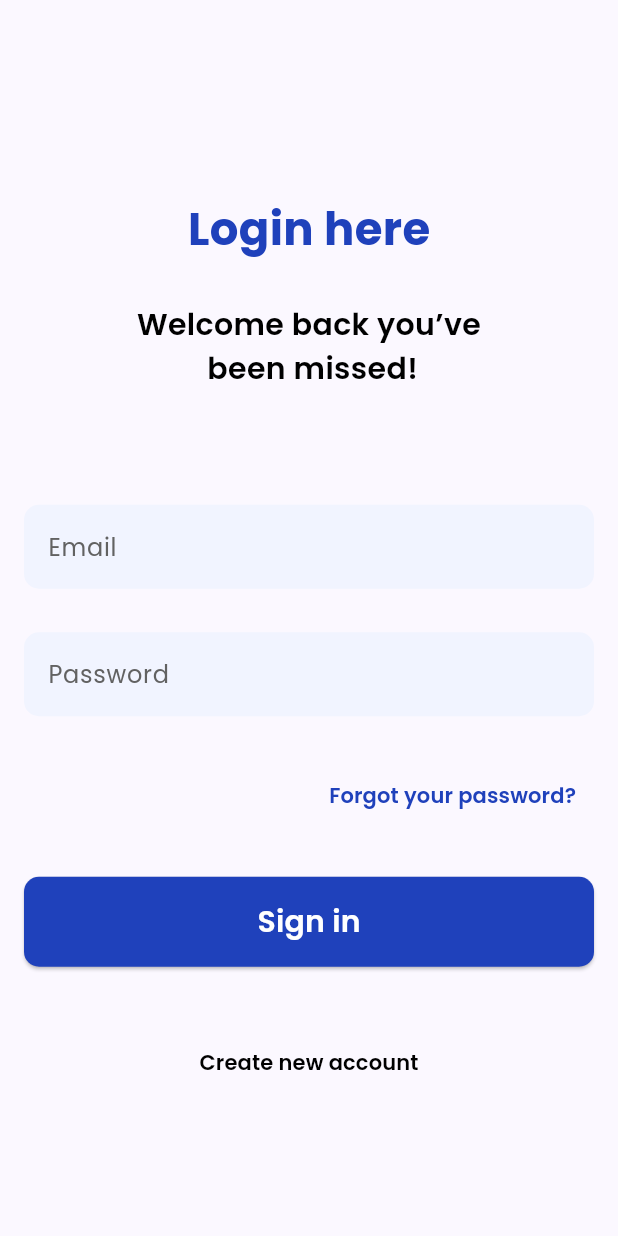
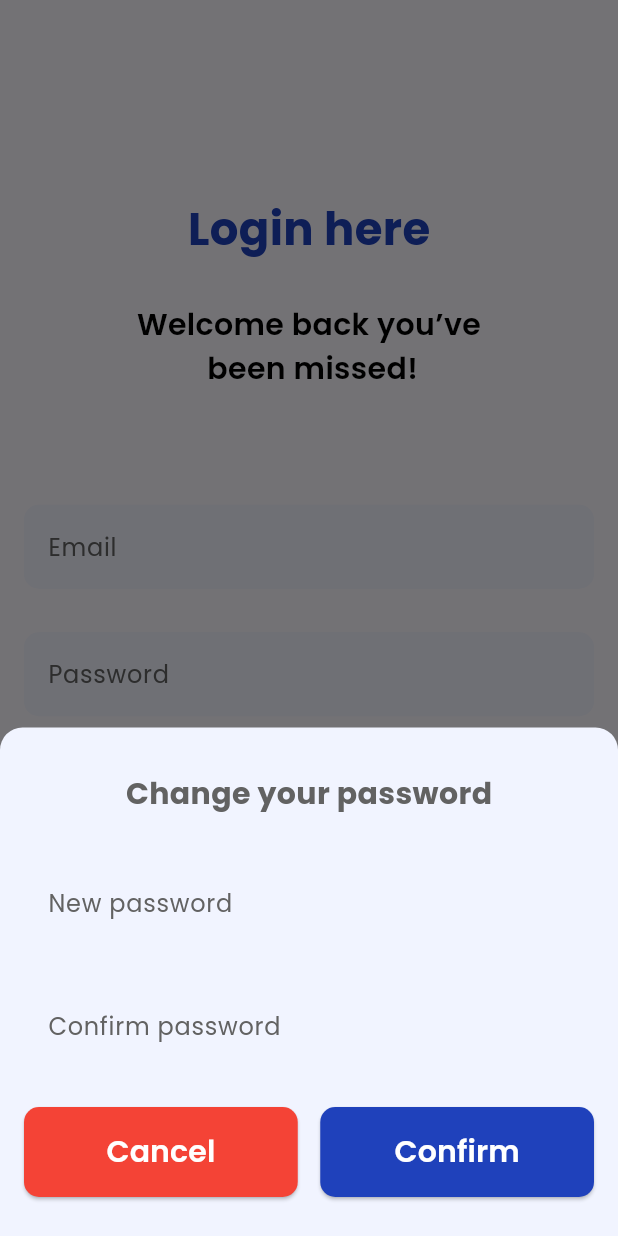
Before and after one commit to Elshan2022/Flutter-Bloc-Example, a Flutter app: the screen it shows after launch, after a tap on "Forgot your password?", on a phone screen of 412 x 824 dp. Run offline on Flutter 3.47's test engine with Material 3 defaults, Android fonts, the phone set to English and light mode, and no system bars; our stand-ins replace firebase_auth, firebase_core, flutter_bloc, freezed_annotation; accounts and stored records are empty.

Commit message:
Forgot password UI

```diff
--- a/lib/common/custom_button.dart
+++ b/lib/common/custom_button.dart
@@ -8,12 +8,14 @@ class CustomButton extends StatelessWidget {
     required this.buttonName,
     this.height = 60,
     this.width = double.maxFinite,
+    this.backgroundColor = AppColors.primaryDark,
     required this.onPressed,
   });
   final String buttonName;
   final double height;
   final double width;
   final Function()? onPressed;
+  final Color backgroundColor;
 
   @override
   Widget build(BuildContext context) {
@@ -22,6 +24,7 @@ class CustomButton extends StatelessWidget {
       width: width,
       child: ElevatedButton(
         onPressed: onPressed,
+        style: ElevatedButton.styleFrom(backgroundColor: backgroundColor),
         child: _child(),
       ),
     );
--- a/lib/screens/home_screen/home.dart
+++ b/lib/screens/home_screen/home.dart
@@ -1,15 +1,23 @@
+import 'package:firebase_auth/firebase_auth.dart';
 import 'package:flutter/material.dart';
+import 'package:flutter_bloc_example/navigation/routes_name.dart';
 
 class HomeScreen extends StatelessWidget {
   const HomeScreen({super.key});
 
   @override
   Widget build(BuildContext context) {
-    return const Scaffold(
+    return Scaffold(
+      appBar: AppBar(
+        title: const Text("Home Screen"),
+      ),
       body: Center(
-        child: Text(
-          "Home screen",
-        ),
+        child: ElevatedButton(
+            onPressed: () async {
+              await FirebaseAuth.instance.signOut();
+              Navigator.of(context).pushReplacementNamed(RoutesName.login);
+            },
+            child: const Text("Sign Out")),
       ),
     );
   }
--- a/lib/screens/login_screen/login.dart
+++ b/lib/screens/login_screen/login.dart
@@ -12,6 +12,7 @@ import 'package:flutter_bloc_example/navigation/routes_name.dart';
 import 'package:flutter_bloc_example/screens/login_screen/bloc/sign_in_bloc.dart';
 import 'package:flutter_bloc_example/screens/login_screen/bloc/sign_in_event.dart';
 import 'package:flutter_bloc_example/screens/login_screen/bloc/sign_in_state.dart';
+import 'package:flutter_bloc_example/screens/login_screen/widgets/update_password_sheet.dart';
 import 'package:flutter_bloc_example/service/auth_service.dart';
 
 class LoginScreen extends StatefulWidget {
@@ -135,7 +136,18 @@ class _LoginScreenState extends State<LoginScreen> {
     return Align(
       alignment: Alignment.centerRight,
       child: TextButton(
-        onPressed: () {},
+        onPressed: () {
+          showModalBottomSheet(
+            context: context,
+             isScrollControlled: true,
+             isDismissible: false,
+            backgroundColor: AppColors.primaryLight,
+            shape: _bottomSheetStyle(),
+            builder: (context) {
+              return const UpdatePasswordSheet();
+            },
+          );
+        },
         child: Text(
           "Forgot your password?",
           style: TextStyles.sameBold(
@@ -146,4 +158,13 @@ class _LoginScreenState extends State<LoginScreen> {
       ),
     );
   }
+
+  RoundedRectangleBorder _bottomSheetStyle() {
+    return const RoundedRectangleBorder(
+      borderRadius: BorderRadius.only(
+        topLeft: Radius.circular(15),
+        topRight: Radius.circular(15),
+      ),
+    );
+  }
 }
--- /dev/null
+++ b/lib/screens/login_screen/widgets/update_password_sheet.dart
@@ -0,0 +1,72 @@
+import 'package:flutter/material.dart';
+import 'package:flutter_bloc_example/common/custom_button.dart';
+import 'package:flutter_bloc_example/common/custom_textField.dart';
+import 'package:flutter_bloc_example/constants/colors.dart';
+import 'package:flutter_bloc_example/constants/text_styles.dart';
+
+class UpdatePasswordSheet extends StatelessWidget {
+  const UpdatePasswordSheet({super.key});
+
+  final _margin = const EdgeInsets.only(left: 16, right: 16, top: 30);
+
+  @override
+  Widget build(BuildContext context) {
+    final padding =
+        EdgeInsets.only(bottom: MediaQuery.of(context).viewInsets.bottom);
+    return LayoutBuilder(
+      builder: (context, constraints) {
+        return AnimatedPadding(
+          duration: const Duration(milliseconds: 300),
+          padding: padding,
+          child: Container(
+            margin: _margin,
+            child: Column(
+              crossAxisAlignment: CrossAxisAlignment.center,
+              mainAxisSize: MainAxisSize.min,
+              children: [
+                Text(
+                  "Change your password",
+                  style: TextStyles.bold(
+                    fontSize: 20,
+                    color: AppColors.grey,
+                  ),
+                ),
+                const SizedBox(height: 30),
+                const CustomTextField(hintText: "New password"),
+                const SizedBox(height: 26),
+                const CustomTextField(hintText: "Confirm password"),
+                const SizedBox(height: 26),
+                Row(
+                  mainAxisAlignment: MainAxisAlignment.spaceBetween,
+                  children: [
+                    Expanded(
+                      flex: 1,
+                      child: CustomButton(
+                        buttonName: "Cancel",
+                        onPressed: () {
+                        Navigator.of(context).pop();
+                        },
+                        backgroundColor: Colors.red,
+                      ),
+                    ),
+                    const SizedBox(width: 15),
+                    Expanded(
+                      flex: 1,
+                      child: CustomButton(
+                        buttonName: "Confirm",
+                        onPressed: () {
+                          debugPrint("Confirm");
+                        },
+                      ),
+                    ),
+                  ],
+                ),
+                const SizedBox(height: 26),
+              ],
+            ),
+          ),
+        );
+      },
+    );
+  }
+}
--- a/lib/screens/splash/splash.dart
+++ b/lib/screens/splash/splash.dart
@@ -1,7 +1,9 @@
+import 'package:firebase_auth/firebase_auth.dart';
 import 'package:flutter/cupertino.dart';
 import 'package:flutter/material.dart';
 import 'package:flutter_bloc_example/constants/colors.dart';
-import 'package:flutter_bloc_example/service/auth_service.dart';
+import 'package:flutter_bloc_example/screens/home_screen/home.dart';
+import 'package:flutter_bloc_example/screens/login_screen/login.dart';
 
 class SplashScreen extends StatefulWidget {
   const SplashScreen({super.key});
@@ -11,28 +13,25 @@ class SplashScreen extends StatefulWidget {
 }
 
 class _SplashScreenState extends State<SplashScreen> {
-  final IFirebaseAuthService _service = FirebaseAuthService();
-
-  _checkUser() async {
-    await Future.delayed(const Duration(seconds: 3), () {
-      _service.authStateChange(context);
-    });
-  }
-
-  @override
-  void initState() {
-    _checkUser();
-    super.initState();
-  }
-
   @override
   Widget build(BuildContext context) {
-    return const Scaffold(
-      body: Center(
-        child: CupertinoActivityIndicator(
-          color: AppColors.primaryDark,
-          radius: 20,
-        ),
+    return Scaffold(
+      body: StreamBuilder(
+        stream: FirebaseAuth.instance.authStateChanges(),
+        builder: (context, snapshot) {
+          if (snapshot.connectionState == ConnectionState.waiting) {
+            return const Center(
+              child: CupertinoActivityIndicator(
+                color: AppColors.primaryDark,
+                radius: 20,
+              ),
+            );
+          } else if (snapshot.hasData) {
+            return const HomeScreen();
+          } else {
+            return const LoginScreen();
+          }
+        },
       ),
     );
   }
--- a/lib/service/auth_service.dart
+++ b/lib/service/auth_service.dart
@@ -1,13 +1,10 @@
 import 'dart:async';
-import 'package:flutter/material.dart';
-import 'package:flutter_bloc_example/navigation/routes_name.dart';
 import 'package:flutter_bloc_example/screens/register_screen/model/signUp_model.dart';
 import 'package:firebase_auth/firebase_auth.dart';
 
 sealed class IFirebaseAuthService {
   Future<void> signUp(SignUpModel? model);
   Future<void> signIn(String? email, String? password);
-  StreamSubscription<User?> authStateChange(BuildContext context);
 }
 
 class FirebaseAuthService extends IFirebaseAuthService {
@@ -37,17 +34,4 @@ class FirebaseAuthService extends IFirebaseAuthService {
       throw Exception(e.toString());
     }
   }
-
-  @override
-  StreamSubscription<User?> authStateChange(BuildContext context) {
-    return _auth.authStateChanges().listen((User? user) {
-      if (user == null) {
-        Navigator.pushNamedAndRemoveUntil(
-            context, RoutesName.login, (route) => false);
-      } else {
-        Navigator.pushNamedAndRemoveUntil(
-            context, RoutesName.home, (route) => false);
-      }
-    });
-  }
 }
```
